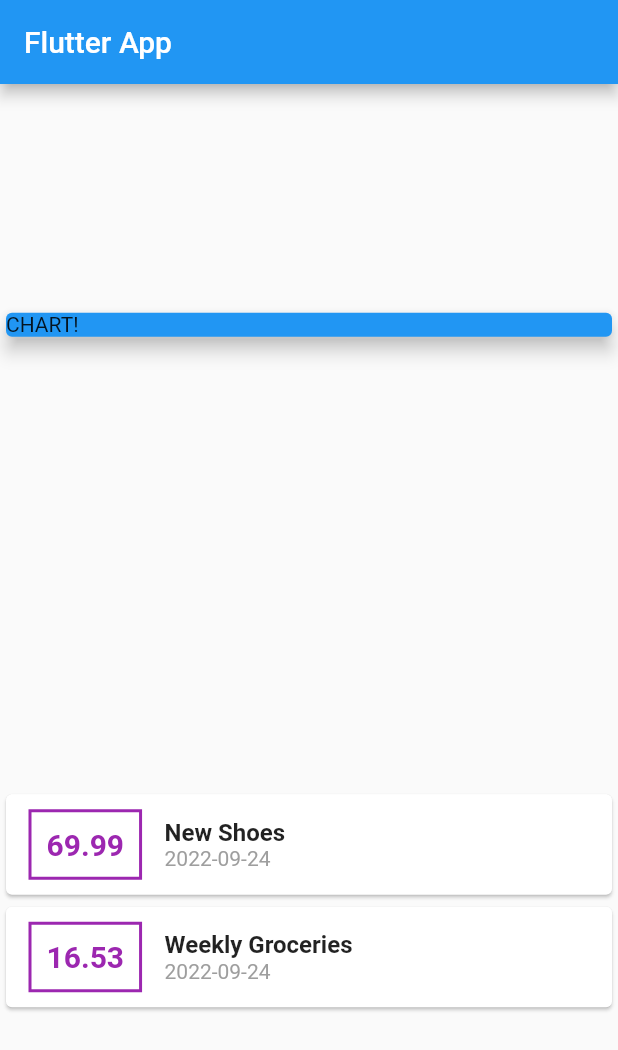
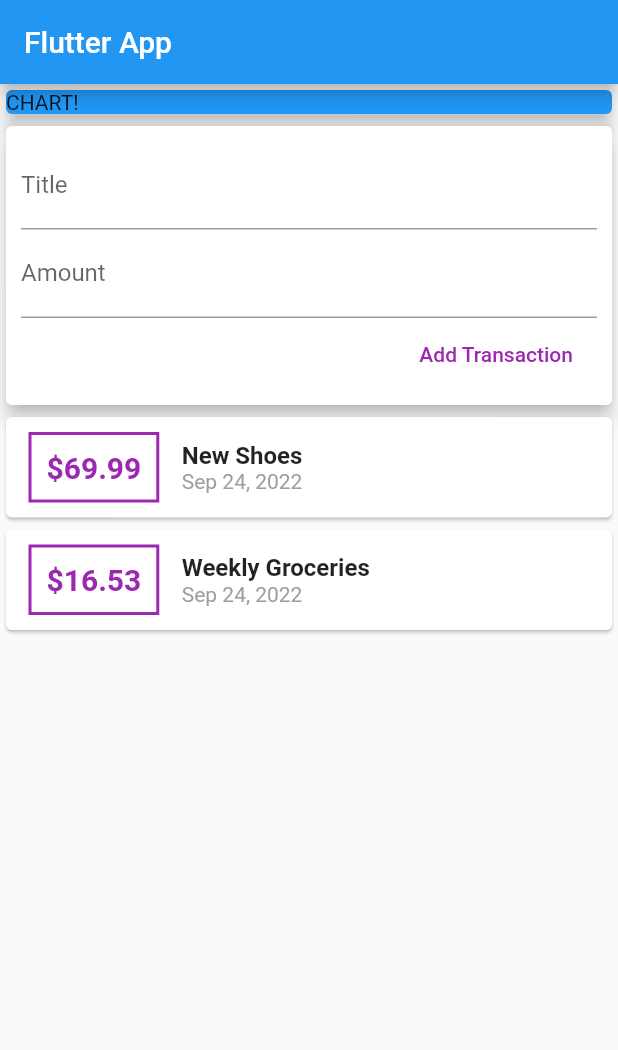
Before and after one commit to kareem0badawy/expenses_app, a Flutter app: the screen it shows after launch, on a phone screen of 412 x 824 dp. Shown: the top 1050 px of the screen. Run offline on Flutter 3.47's test engine with Material 2 defaults, Android fonts, the phone set to English and light mode, and no system bars.

Commit message:
add intl.dart for date format & add text title and amount

```diff
--- a/lib/main.dart
+++ b/lib/main.dart
@@ -1,5 +1,6 @@
 import 'package:flutter/material.dart';
 import 'transaction.dart';
+import 'package:intl/intl.dart';
 
 void main() => runApp(MyApp());
 
@@ -35,7 +36,7 @@ class MyHomePage extends StatelessWidget {
         title: Text('Flutter App'),
       ),
       body: Column(
-        mainAxisAlignment: MainAxisAlignment.spaceAround,
+        // mainAxisAlignment: MainAxisAlignment.start,
         crossAxisAlignment: CrossAxisAlignment.stretch,
         children: <Widget>[
           Container(
@@ -44,6 +45,24 @@ class MyHomePage extends StatelessWidget {
               color: Colors.blue,
               child: Text('CHART!'),
               elevation: 5,
+            ),
+          ),
+          Card(
+            elevation: 5,
+            child: Container(
+              padding: EdgeInsets.all(10),
+              child: Column(
+                crossAxisAlignment: CrossAxisAlignment.end,
+                children: <Widget>[
+                  TextField(decoration: InputDecoration(labelText: 'Title')),
+                  TextField(decoration: InputDecoration(labelText: 'Amount')),
+                  FlatButton(
+                    child: Text('Add Transaction'),
+                    textColor: Colors.purple,
+                    onPressed: () {},
+                  )
+                ],
+              ),
             ),
           ),
           Column(
@@ -64,7 +83,7 @@ class MyHomePage extends StatelessWidget {
                       ),
                       padding: EdgeInsets.all(10),
                       child: Text(
-                        tx.amount.toString(),
+                        '\$${tx.amount}',
                         style: TextStyle(
                           fontWeight: FontWeight.bold,
                           fontSize: 20,
@@ -83,7 +102,7 @@ class MyHomePage extends StatelessWidget {
                           ),
                         ),
                         Text(
-                          tx.date.toString().substring(0, 10),
+                          DateFormat.yMMMd().format(tx.date),
                           style: TextStyle(color: Colors.grey),
                         ),
                       ],
--- a/pubspec.yaml
+++ b/pubspec.yaml
@@ -23,6 +23,7 @@ environment:
 dependencies:
   flutter:
     sdk: flutter
+  intl: ^0.17.0
 
 
   # The following adds the Cupertino Icons font to your application.
```
Also changed, not shown: pubspec.lock.
